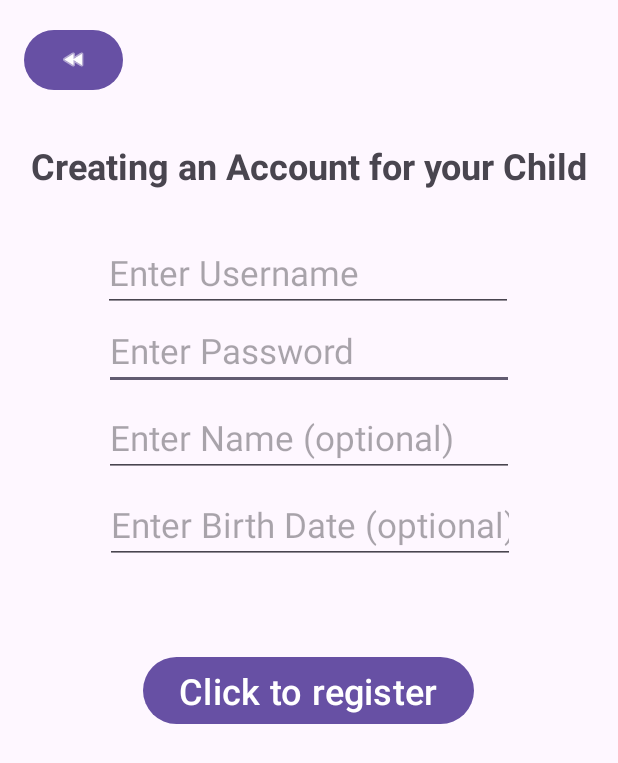
After one commit to shyamalsriniketh/B07-Project, an Android app: the AddChildActivity screen opened directly, with no data from a screen before it, on a phone screen of 412 x 824 dp. The commit adds this screen. Shown: the top 763 px of the screen. Run offline under Robolectric (Android 15) with nearby library versions, the phone set to English and light mode, and no system bars; our stand-ins replace Firebase (no records; nobody signed in at launch, a user with empty details on screens opened directly).

Commit message:
feature: parents can create children accounts and view their data

```diff
--- /dev/null
+++ b/SMARTAIR/app/src/main/java/com/example/smartair/AddChildActivity.java
@@ -0,0 +1,100 @@
+package com.example.smartair;
+
+import android.content.Intent;
+import android.os.Bundle;
+import android.widget.Button;
+import android.widget.EditText;
+import android.widget.Toast;
+
+import androidx.annotation.NonNull;
+import androidx.appcompat.app.AppCompatActivity;
+
+import com.google.firebase.auth.FirebaseAuth;
+import com.google.firebase.auth.FirebaseUser;
+import com.google.firebase.database.DataSnapshot;
+import com.google.firebase.database.DatabaseError;
+import com.google.firebase.database.DatabaseReference;
+import com.google.firebase.database.FirebaseDatabase;
+import com.google.firebase.database.ValueEventListener;
+
+import java.util.ArrayList;
+
+public class AddChildActivity extends AppCompatActivity {
+    EditText usernameField;
+    EditText passwordField;
+    EditText nameField;
+    EditText dobField;
+    Button register;
+    Button back;
+    FirebaseAuth mAuth;
+    DatabaseReference reference;
+    final static String DOMAIN = "@smartairchildaccount.com";
+    @Override
+    protected void onCreate(Bundle savedInstanceState) {
+        super.onCreate(savedInstanceState);
+        setContentView(R.layout.activity_add_child);
+        mAuth = FirebaseAuth.getInstance();
+        reference = FirebaseDatabase.getInstance().getReference();
+        usernameField = findViewById(R.id.child_username);
+        passwordField = findViewById(R.id.child_password);
+        nameField = findViewById(R.id.child_name);
+        dobField = findViewById(R.id.child_dob);
+        register = findViewById(R.id.child_register_button);
+        back = findViewById(R.id.add_child_back_button);
+        Toast.makeText(this, "Once you create your child's account, you'll have to log in again. Don't worry, you won't lose any data!", Toast.LENGTH_SHORT).show();
+        register.setOnClickListener(v -> {
+            String username = usernameField.getText().toString();
+            String password = passwordField.getText().toString();
+            String name = nameField.getText().toString();
+            String dob = dobField.getText().toString();
+            FirebaseUser curUser = mAuth.getCurrentUser();
+            if (username.isEmpty() || password.isEmpty()) {
+                Toast.makeText(this, "Please fill in all fields", Toast.LENGTH_SHORT).show();
+                return;
+            }
+            mAuth.createUserWithEmailAndPassword(username + DOMAIN, password).addOnCompleteListener(this, task -> {
+                if(task.isSuccessful()){
+                    Child child = new Child(username, password);
+                    if (!name.isEmpty()) {
+                        child.setName(name);
+                    }
+                    if (!dob.isEmpty()) {
+                        child.setDob(dob);
+                    }
+                    reference.child("Children").child(username).setValue(child);
+                    reference.child("Parents").child(curUser.getEmail()).child("linkedChildren").addValueEventListener(new ValueEventListener() {
+                        @Override
+                        public void onDataChange(@NonNull DataSnapshot snapshot) {
+                            ArrayList<Child> childList;
+                            if (snapshot.getValue() == null) {
+                                childList = new ArrayList<>();
+                            }
+                            else {
+                                childList = (ArrayList<Child>) snapshot.getValue();
+                            }
+                            childList.add(child);
+                            reference.child("Parents").child(curUser.getEmail()).child("linkedChildren").setValue(childList);
+                        }
+
+                        @Override
+                        public void onCancelled(@NonNull DatabaseError error) {
+                            Toast.makeText(AddChildActivity.this, "Error: couldn't link child account to parent.", Toast.LENGTH_LONG).show();
+                        }
+                    });
+                    Toast.makeText(this, "Account created!", Toast.LENGTH_SHORT).show();
+                    mAuth.signOut();
+                    Intent i = new Intent(this, Login.class);
+                    startActivity(i);
+                }
+                else {
+                    Toast.makeText(this, "Sign up failed: " + task.getException().getMessage(), Toast.LENGTH_LONG).show();
+                }
+            });
+        });
+        back.setOnClickListener(v -> {
+            Intent i = new Intent(this, ManageChildrenActivity.class);
+            startActivity(i);
+        });
+    }
+
+}
--- a/SMARTAIR/app/src/main/java/com/example/smartair/Login.java
+++ b/SMARTAIR/app/src/main/java/com/example/smartair/Login.java
@@ -58,6 +58,10 @@ public class Login extends AppCompatActivity {
                 Toast.makeText(Login.this, "Enter password", Toast.LENGTH_SHORT).show();
             }
 
+            if (!(emailOrUsername.contains("@"))) {
+                emailOrUsername += AddChildActivity.DOMAIN;
+            }
+
             mAuth.signInWithEmailAndPassword(emailOrUsername, password)
                     .addOnCompleteListener(task -> {
                         if (task.isSuccessful()) {
--- a/SMARTAIR/app/src/main/java/com/example/smartair/Parent.java
+++ b/SMARTAIR/app/src/main/java/com/example/smartair/Parent.java
@@ -1,10 +1,16 @@
 package com.example.smartair;
+import java.util.ArrayList;
 
 public class Parent extends User {
+    ArrayList<Child> linkedChildren;
+
     public Parent() {
         super();
     }
     public Parent(String email, String password) {
         super(email, password);
     }
+    public void setLinkedChildren(ArrayList<Child> linkedChildren) {
+        this.linkedChildren = linkedChildren;
+    }
 }
--- a/SMARTAIR/app/src/main/java/com/example/smartair/User.java
+++ b/SMARTAIR/app/src/main/java/com/example/smartair/User.java
@@ -10,6 +10,7 @@ public abstract class User {
     public User(String id, String password) {
         this.id = id;
         this.password = password;
+        onboarded = false;
     }
 
     public String getId() {
--- /dev/null
+++ b/SMARTAIR/app/src/main/res/layout/activity_add_child.xml
@@ -0,0 +1,100 @@
+<?xml version="1.0" encoding="utf-8"?>
+<androidx.constraintlayout.widget.ConstraintLayout xmlns:android="http://schemas.android.com/apk/res/android"
+    xmlns:app="http://schemas.android.com/apk/res-auto"
+    xmlns:tools="http://schemas.android.com/tools"
+    android:id="@+id/main"
+    android:layout_width="match_parent"
+    android:layout_height="match_parent"
+    tools:context=".AddChildActivity">
+
+    <Button
+        android:id="@+id/child_register_button"
+        android:layout_width="wrap_content"
+        android:layout_height="wrap_content"
+        android:text="@string/click_to_register"
+        android:textSize="24sp"
+        app:layout_constraintBottom_toBottomOf="parent"
+        app:layout_constraintEnd_toEndOf="parent"
+        app:layout_constraintHorizontal_bias="0.497"
+        app:layout_constraintStart_toStartOf="parent"
+        app:layout_constraintTop_toTopOf="parent"
+        app:layout_constraintVertical_bias="0.563" />
+
+    <EditText
+        android:id="@+id/child_password"
+        android:layout_width="wrap_content"
+        android:layout_height="wrap_content"
+        android:ems="10"
+        android:hint="@string/enter_password"
+        android:inputType="textPassword"
+        android:textSize="23sp"
+        app:layout_constraintEnd_toEndOf="parent"
+        app:layout_constraintStart_toStartOf="parent"
+        app:layout_constraintTop_toBottomOf="@+id/child_username" />
+
+    <EditText
+        android:id="@+id/child_username"
+        android:layout_width="wrap_content"
+        android:layout_height="wrap_content"
+        android:layout_marginTop="156dp"
+        android:ems="10"
+        android:hint="@string/child_signup_username"
+        android:inputType="text"
+        android:textSize="23sp"
+        app:layout_constraintEnd_toEndOf="parent"
+        app:layout_constraintHorizontal_bias="0.497"
+        app:layout_constraintStart_toStartOf="parent"
+        app:layout_constraintTop_toTopOf="parent" />
+
+    <Button
+        android:id="@+id/add_child_back_button"
+        android:layout_width="66dp"
+        android:layout_height="48dp"
+        android:layout_marginStart="16dp"
+        android:layout_marginTop="16dp"
+        android:text="@string/back"
+        app:icon="@android:drawable/ic_media_rew"
+        app:layout_constraintStart_toStartOf="parent"
+        app:layout_constraintTop_toTopOf="parent" />
+
+    <EditText
+        android:id="@+id/child_dob"
+        android:layout_width="wrap_content"
+        android:layout_height="wrap_content"
+        android:layout_marginTop="64dp"
+        android:ems="10"
+        android:hint="@string/enter_dob"
+        android:inputType="date"
+        android:textSize="23sp"
+        app:layout_constraintBottom_toTopOf="@+id/child_register_button"
+        app:layout_constraintEnd_toEndOf="parent"
+        app:layout_constraintHorizontal_bias="0.506"
+        app:layout_constraintStart_toStartOf="parent"
+        app:layout_constraintTop_toBottomOf="@+id/child_password"
+        app:layout_constraintVertical_bias="0.0" />
+
+    <EditText
+        android:id="@+id/child_name"
+        android:layout_width="wrap_content"
+        android:layout_height="wrap_content"
+        android:ems="10"
+        android:hint="@string/enter_name"
+        android:inputType="text"
+        android:textSize="23sp"
+        app:layout_constraintBottom_toTopOf="@+id/child_dob"
+        app:layout_constraintEnd_toEndOf="parent"
+        app:layout_constraintStart_toStartOf="parent"
+        app:layout_constraintTop_toBottomOf="@+id/child_password" />
+
+    <TextView
+        android:id="@+id/textView7"
+        android:layout_width="wrap_content"
+        android:layout_height="wrap_content"
+        android:text="@string/add_child_header"
+        android:textSize="24sp"
+        android:textStyle="bold"
+        app:layout_constraintBottom_toTopOf="@+id/child_username"
+        app:layout_constraintEnd_toEndOf="parent"
+        app:layout_constraintStart_toStartOf="parent"
+        app:layout_constraintTop_toBottomOf="@+id/add_child_back_button" />
+</androidx.constraintlayout.widget.ConstraintLayout>
--- a/SMARTAIR/app/src/main/res/values/strings.xml
+++ b/SMARTAIR/app/src/main/res/values/strings.xml
@@ -6,4 +6,16 @@
     <string name="register">Register</string>
     <string name="click_to_register">Click to register</string>
     <string name="parentf1">parentf1</string>
+    <string name="add_child">Add child</string>
+    <string name="manage_child">Manage children</string>
+    <string name="add_child_prompt">Want to create an account for your child?</string>
+    <string name="manage_child_prompt">Access your children\'s settings</string>
+    <string name="child_signup_username">Enter Username</string>
+    <string name="domain">\@smartairchildaccount.com</string>
+    <string name="back">Back</string>
+    <string name="enter_dob">Enter Birth Date (optional)</string>
+    <string name="enter_name">Enter Name (optional)</string>
+    <string name="add_child_header">Creating an Account for your Child</string>
+    <string name="select_child">Select child</string>
+    <string name="change_child_settings">Edit child\'s settings</string>
 </resources>
```
Also changed, not shown: SMARTAIR/app/src/main/AndroidManifest.xml (+9 -0 lines), SMARTAIR/app/src/main/java/com/example/smartair/Child.java (+8 -0 lines), SMARTAIR/app/src/main/java/com/example/smartair/DashboardActivity.java (+8 -0 lines), SMARTAIR/app/src/main/java/com/example/smartair/ManageChildrenActivity.java (added, +28 -0 lines), SMARTAIR/app/src/main/java/com/example/smartair/ViewChildActivity.java (added, +91 -0 lines), SMARTAIR/app/src/main/res/layout/activity_dashboard.xml (+5 -5 lines), SMARTAIR/app/src/main/res/layout/activity_main.xml (+10 -0 lines), SMARTAIR/app/src/main/res/layout/activity_manage_children.xml (added, +56 -0 lines), SMARTAIR/app/src/main/res/layout/activity_view_child.xml (added, +44 -0 lines), 1 other file.
